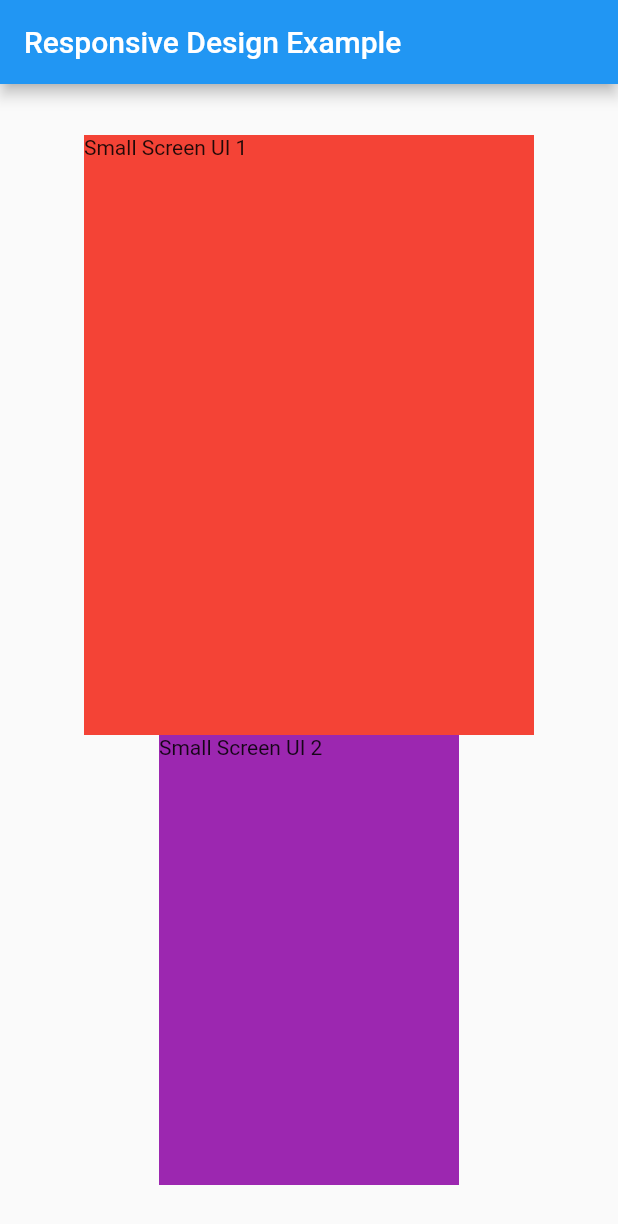
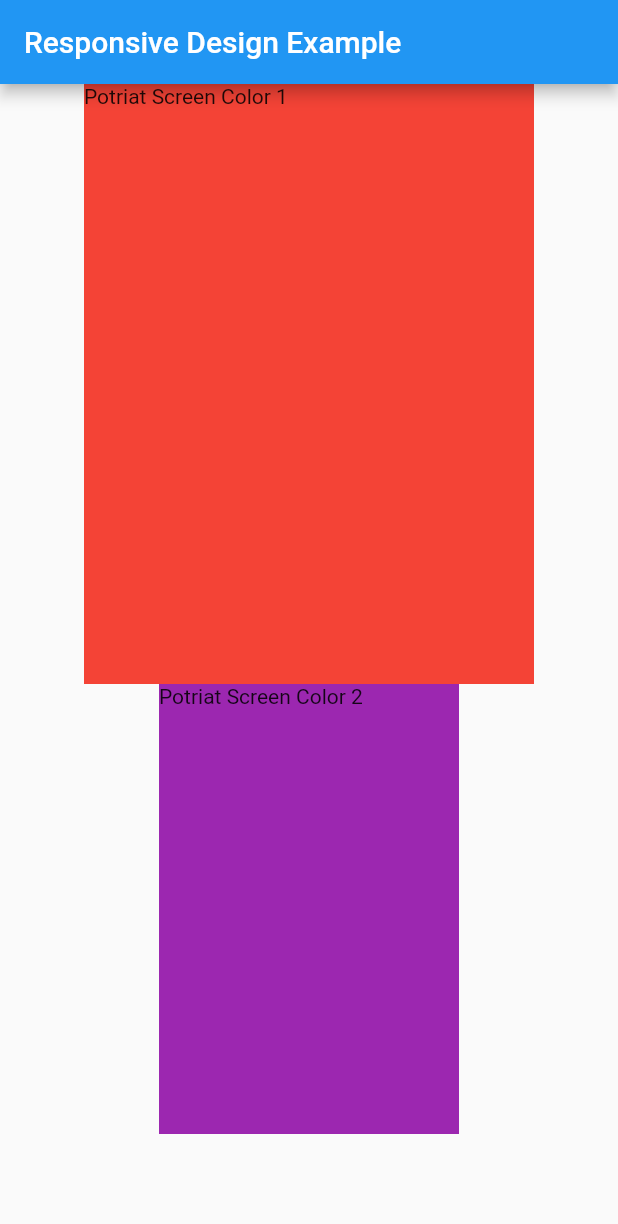
Before and after one commit to atik-sabuj/mediaQuery, a Flutter app: the screen it shows after launch, on a phone screen of 412 x 824 dp. Shown: the top 1224 px of the screen. Run offline on Flutter 3.47's test engine with Material 2 defaults, Android fonts, the phone set to English and light mode, and no system bars; our stand-ins replace flutter_screenutil.

Commit message:
LayoutBuilder to conditionally render different UI based on the screen width #2

```diff
--- a/lib/practice_page.dart
+++ b/lib/practice_page.dart
@@ -11,7 +11,8 @@ class PracticePage extends StatelessWidget {
       appBar: AppBar(
         title: Text('Responsive Design Example'),
       ),
-      body: Center(
+      body: SingleChildScrollView(
+        child: Center(
           child: LayoutBuilder(
             builder: (BuildContext context, BoxConstraints constraints) {
               if (constraints.maxWidth < 600) {
@@ -20,6 +21,7 @@ class PracticePage extends StatelessWidget {
                 return _buildLargeScreenUI();
               }
             },
+          ),
         ),
       ),
     );
@@ -34,13 +36,13 @@ class PracticePage extends StatelessWidget {
             height: 400,
             width: 300,
             color: Colors.red,
-            child: Text('Small Screen UI 1'),
+            child: Text('Potriat Screen Color 1'),
           ),
           Container(
             height: 300,
             width: 200,
             color: Colors.purple,
-            child: Text('Small Screen UI 2'),
+            child: Text('Potriat Screen Color 2'),
           ),
         ],
       ),
@@ -56,13 +58,13 @@ class PracticePage extends StatelessWidget {
             height: 400,
             width: 300,
             color: Colors.yellow,
-            child: Text('Big Screen UI 1'),
+            child: Text('Landscape Screen Color 1'),
           ),
           Container(
             height: 300,
             width: 200,
             color: Colors.pinkAccent,
-            child: Text('Big Screen UI 2'),
+            child: Text('Landscape Screen Color 2'),
           ),
         ],
       ),
```
Lines whose indentation alone changed are shown as unchanged.
